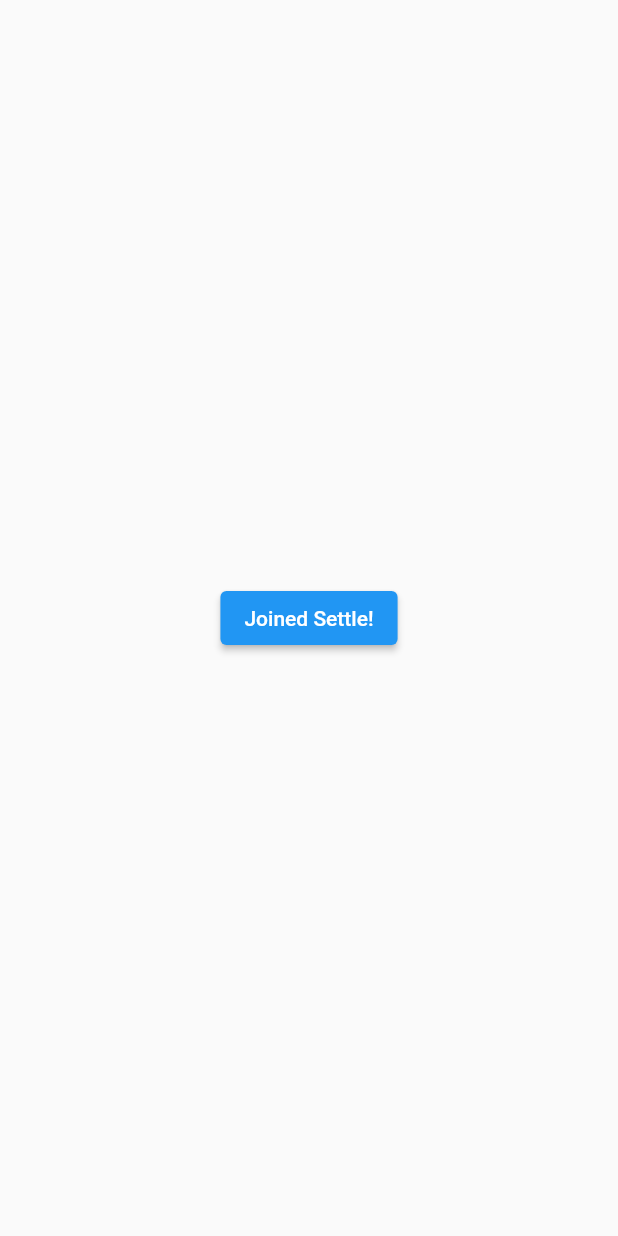
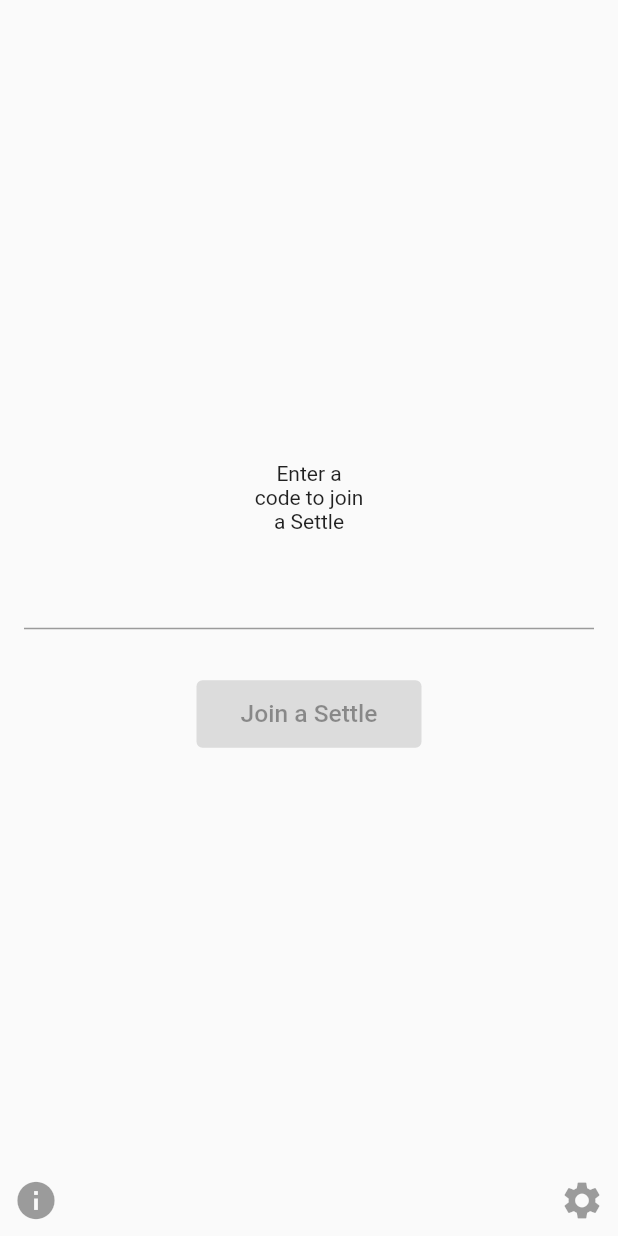
Before and after one commit to lilbroadam/Settle, a Flutter app: the JoinSettle screen opened directly, on a phone screen of 412 x 824 dp. Run offline on Flutter 3.47's test engine with Material 2 defaults, Android fonts, the phone set to English and light mode, and no system bars.

Commit message:
Basic implementation of join settle screen, better UI needed

```diff
--- a/lib/JoinSettle.dart
+++ b/lib/JoinSettle.dart
@@ -1,17 +1,111 @@
 import 'package:flutter/material.dart';
+
+class SettleApp extends StatelessWidget {
+  // This widget is the root of the app.
+  @override
+  Widget build(BuildContext context) {
+    return MaterialApp(
+      title: 'Settle',
+      theme: ThemeData(
+        primarySwatch: Colors.blue,
+        visualDensity: VisualDensity.adaptivePlatformDensity,
+      ),
+    );
+  }
+}
 
 class JoinSettle extends StatelessWidget {
   @override
   Widget build(BuildContext context) {
-    return SafeArea(
-      child: Scaffold(
-        body: Center(
-          child: ElevatedButton(
-            onPressed: () {
-              Navigator.pop(context);
-            },
-            child: Text('Joined Settle!'),
-          ),
+    final myController = TextEditingController();
+    final settleButtonWidth = 150.0;
+    final settleButtonHeight = 45.0;
+    final settleButtonTextStyle = new TextStyle(fontSize: 16.4,);
+
+    final createSettleButton = SizedBox(
+      width: settleButtonWidth,
+      height: settleButtonHeight,
+      child: ElevatedButton(
+        // onPressed: _createASettlePressed,
+        child: Text('Create a Settle',
+          style: settleButtonTextStyle),
+      ),
+    );
+    final joinSettleButton = SizedBox(
+      width: settleButtonWidth,
+      height: settleButtonHeight,
+      child: ElevatedButton(
+        // onPressed: _joinASettlePressed,
+        child: Text('Join a Settle',
+          style: settleButtonTextStyle),
+      ),
+    );
+    // final textField =
+    final settleButtonMargin = EdgeInsets.all(18.0);
+    final miscButtonSize = 30.0;
+
+    /**
+     * The home screen is made of an expanded stack that takes up the entire
+     * screen and draws widgets in the center of the screen by default. The
+     * Settle buttons are drawn in a column in the center of the stack/screen,
+     * the info button is drawn in the bottom left of the stack/screen, and the
+     * settings button is drawn in the bottom right of the stack/screen.
+     */
+    return Scaffold(
+      body: SafeArea(
+        child: Column(
+          mainAxisAlignment: MainAxisAlignment.center,
+          children: <Widget>[
+            Expanded(
+              child: Stack(
+                alignment: Alignment.center,
+                children: <Widget>[
+                  Column( // Settle buttons in the center
+                    mainAxisSize: MainAxisSize.min, // Size to only needed space
+                    children: <Widget>[
+                      Container(
+                        child: Column(
+                          children: <Widget>[
+                            Text('Enter a'),
+                            Text('code to join'),
+                            Text('a Settle'),
+                          ],
+                        ),
+                      ),
+                      Padding(
+                        padding: const EdgeInsets.all(16.0),
+                        child: TextField(
+                          controller: myController,
+                        ),
+                      ),
+                      Container(
+                        margin: settleButtonMargin,
+                        child: joinSettleButton,
+                      )
+                    ],
+                  ),
+                  Align( // Info button in the bottom left
+                    alignment: Alignment.bottomLeft,
+                    child: IconButton(
+                      icon: Icon(Icons.info),
+                      iconSize: miscButtonSize,
+                      tooltip: 'Information about Settle',
+                      // onPressed: _informationPressed,
+                    ),
+                  ),
+                  Align( // Settings button in the bottom right
+                    alignment: Alignment.bottomRight,
+                    child: IconButton(
+                      icon: Icon(Icons.settings),
+                      iconSize: miscButtonSize,
+                      tooltip: 'Settle settings',
+                      // onPressed: _settingsPressed,
+                    ),
+                  ),
+                ],
+              ),
+            ),
+          ],
         ),
       ),
     );
```
